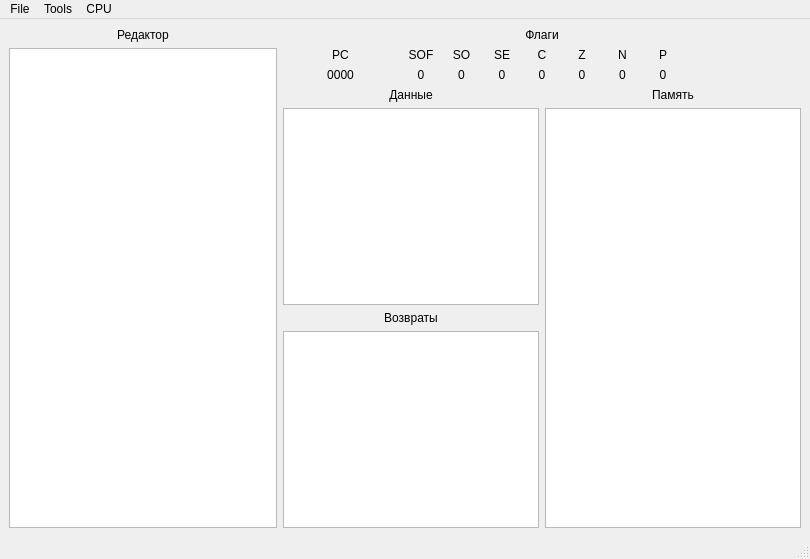
Vanek623/EmulatorStackCPU, file mainwindow.ui: the form before one commit.
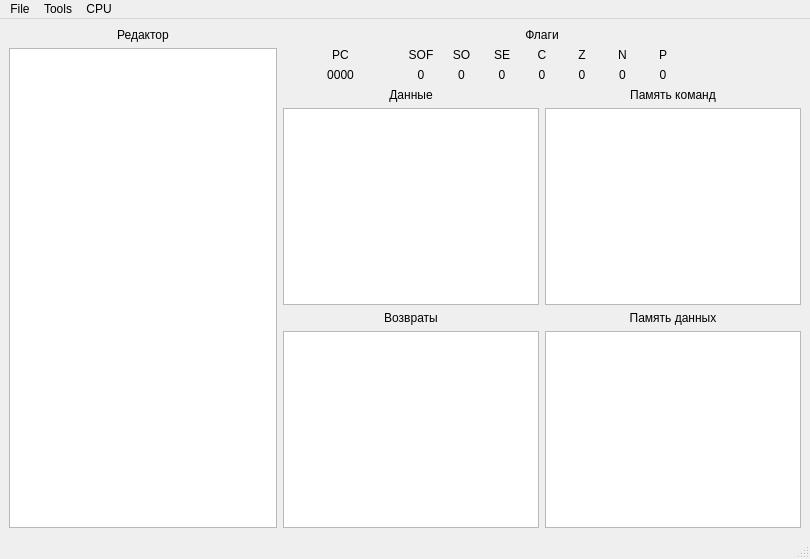
The form after the commit.

```diff
--- a/mainwindow.ui
+++ b/mainwindow.ui
@@ -391,7 +391,7 @@
             <item>
              <widget class="QLabel" name="memoryTitle">
               <property name="text">
-               <string>Память</string>
+               <string>Память команд</string>
               </property>
               <property name="alignment">
                <set>Qt::AlignCenter</set>
@@ -399,7 +399,20 @@
              </widget>
             </item>
             <item>
-             <widget class="QListWidget" name="memoryList"/>
+             <widget class="QListWidget" name="progRamList"/>
+            </item>
+            <item>
+             <widget class="QLabel" name="dataRamTitle">
+              <property name="text">
+               <string>Память данных</string>
+              </property>
+              <property name="alignment">
+               <set>Qt::AlignCenter</set>
+              </property>
+             </widget>
+            </item>
+            <item>
+             <widget class="QListWidget" name="dataRamList"/>
             </item>
            </layout>
           </item>
```
Left out of the diff: 2 changed lines with no effect on the pictures.
